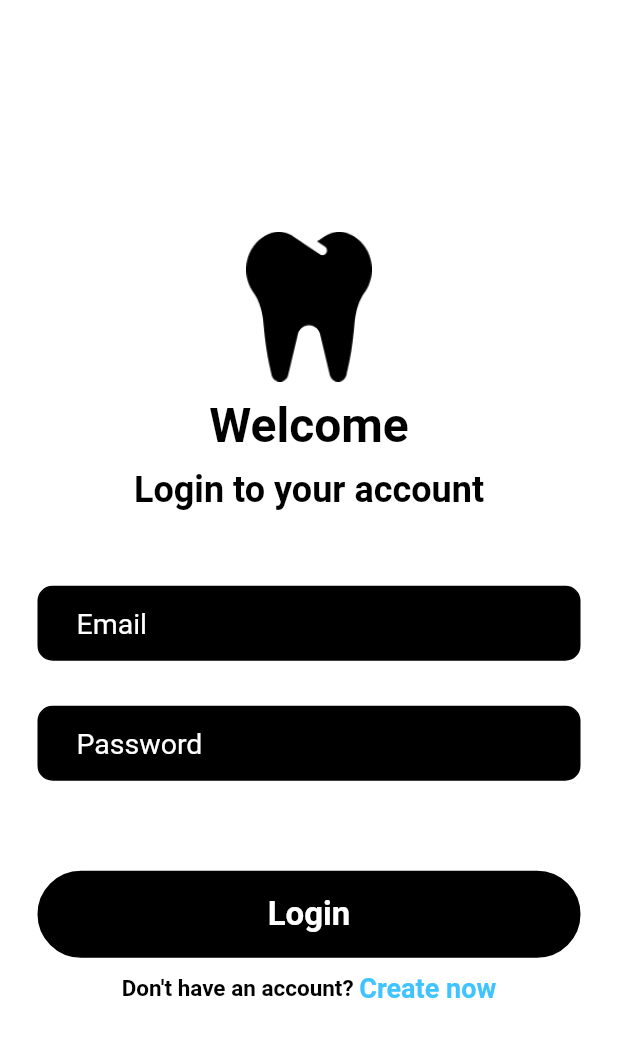
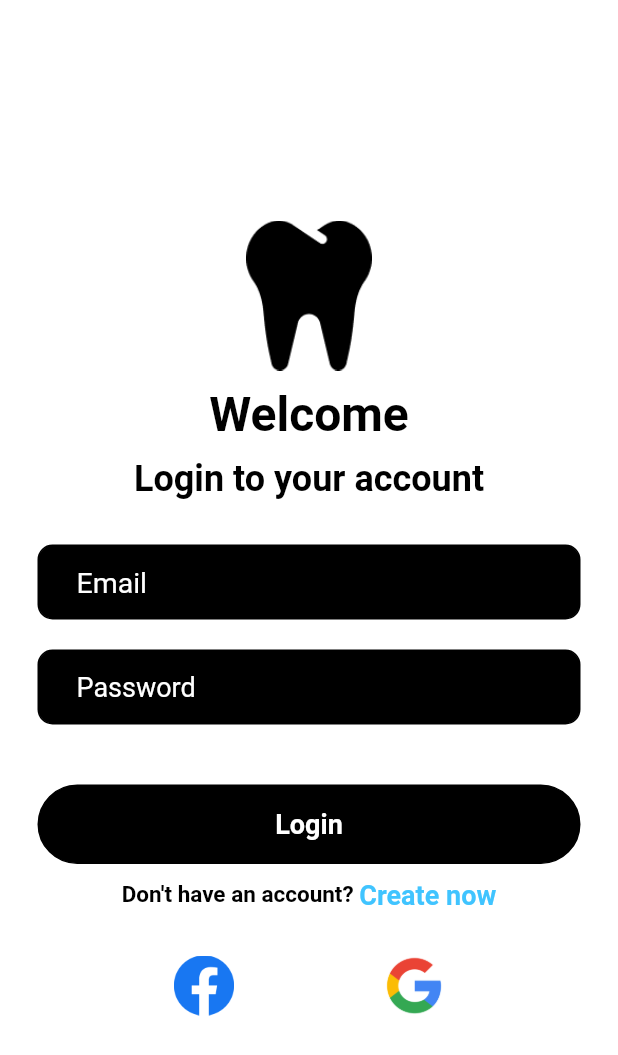
Before and after one commit to robertbusaru/flutter_framework_app_bachelors_degree_project, a Flutter app: the screen it shows after launch, on a phone screen of 412 x 824 dp. Shown: the top 1055 px of the screen. Run offline on Flutter 3.47's test engine with Material 2 defaults, Android fonts, the phone set to English and light mode, and no system bars; our stand-ins replace firebase_auth, firebase_core, google_fonts; accounts and stored records are empty.

Commit message:
login page update

```diff
--- a/lib/login_page.dart
+++ b/lib/login_page.dart
@@ -15,7 +15,8 @@ class _LoginPageState extends State<LoginPage>{
       backgroundColor: Colors.white,
       body: SafeArea(
         child: Center(
-          child:Column(
+          child: SingleChildScrollView(
+            child:Column(
             mainAxisAlignment: MainAxisAlignment.center,
               children: [
                 Image.asset(
@@ -41,7 +42,7 @@ class _LoginPageState extends State<LoginPage>{
                       fontWeight: FontWeight.bold,
                     )
                 ),
-                SizedBox(height: 50),
+                SizedBox(height: 30),
 
                 // Email field
                 Padding(
@@ -70,7 +71,7 @@ class _LoginPageState extends State<LoginPage>{
                     ),
                   ),
                 ),
-                SizedBox(height: 30),
+                SizedBox(height: 20),
 
                 // Password field
                 Padding(
@@ -93,14 +94,14 @@ class _LoginPageState extends State<LoginPage>{
                           hintText: 'Password',
                           hintStyle: TextStyle(
                             color: Colors.white,
-                            fontSize: 19,
+                            fontSize: 18,
                           ),
                         ),
                       ),
                     ),
                   ),
                 ),
-                SizedBox(height: 60),
+                SizedBox(height: 40),
 
                 // sign in field
                 Padding(
@@ -114,7 +115,7 @@ class _LoginPageState extends State<LoginPage>{
                     child: Center(
                       child: Text('Login',
                           style: GoogleFonts.aBeeZee(
-                            fontSize: 22,
+                            fontSize: 18,
                             color: Colors.white,
                             fontWeight: FontWeight.bold,
                           ),
@@ -146,7 +147,26 @@ class _LoginPageState extends State<LoginPage>{
                       ),
                   ],
                 ),
+                SizedBox(height: 30),
+                // Or connect with one of those:
+                Row(
+                  mainAxisAlignment: MainAxisAlignment.center,
+                  children: [
+                    Image.asset(
+                      'lib/images/facebook.png',
+                      height: 40,
+                      width: 40,
+                    ),
+                    SizedBox(width: 100),
+                    Image.asset(
+                      'lib/images/google.png',
+                      height: 40,
+                      width: 40,
+                    ),
+                  ]
+                ),
               ]),
+          )
         )
       )
     );
--- a/pubspec.yaml
+++ b/pubspec.yaml
@@ -63,6 +63,8 @@ flutter:
   # To add assets to your application, add an assets section, like this:
   assets:
       - lib/images/vector_login.png
+      - lib/images/facebook.png
+      - lib/images/google.png
   #   - images/a_dot_burr.jpeg
   #   - images/a_dot_ham.jpeg
 
```
